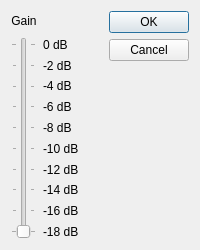
Qt form src/qt/qt_soundgain.ui (86Box/86Box) before a commit.
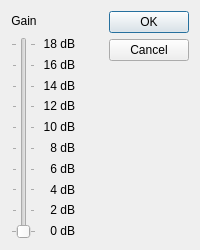
The same form after that commit.

Commit message: Sound gain: Fix the scale label values and their alignment.

The edit to the form file:
```diff
--- a/src/qt/qt_soundgain.ui
+++ b/src/qt/qt_soundgain.ui
@@ -32,13 +32,6 @@
    <string>Sound Gain</string>
   </property>
   <layout class="QGridLayout" name="gridLayout" columnstretch="1,0,0,0">
-   <item row="10" column="1">
-    <widget class="QLabel" name="label_7">
-     <property name="text">
-      <string>-18 dB</string>
-     </property>
-    </widget>
-   </item>
    <item row="0" column="2">
     <spacer name="horizontalSpacer">
      <property name="orientation">
@@ -52,69 +45,6 @@
      </property>
     </spacer>
    </item>
-   <item row="3" column="1">
-    <widget class="QLabel" name="label_9">
-     <property name="text">
-      <string>-4 dB</string>
-     </property>
-    </widget>
-   </item>
-   <item row="5" column="1">
-    <widget class="QLabel" name="label_3">
-     <property name="text">
-      <string>-8 dB</string>
-     </property>
-    </widget>
-   </item>
-   <item row="8" column="1">
-    <widget class="QLabel" name="label_5">
-     <property name="text">
-      <string>-14 dB</string>
-     </property>
-    </widget>
-   </item>
-   <item row="7" column="1">
-    <widget class="QLabel" name="label_4">
-     <property name="text">
-      <string>-12 dB</string>
-     </property>
-    </widget>
-   </item>
-   <item row="2" column="1">
-    <widget class="QLabel" name="label_10">
-     <property name="text">
-      <string>-2 dB</string>
-     </property>
-    </widget>
-   </item>
-   <item row="9" column="1">
-    <widget class="QLabel" name="label_6">
-     <property name="text">
-      <string>-16 dB</string>
-     </property>
-    </widget>
-   </item>
-   <item row="4" column="1">
-    <widget class="QLabel" name="label_8">
-     <property name="text">
-      <string>-6 dB</string>
-     </property>
-    </widget>
-   </item>
-   <item row="6" column="1">
-    <widget class="QLabel" name="label_2">
-     <property name="text">
-      <string>-10 dB</string>
-     </property>
-    </widget>
-   </item>
-   <item row="1" column="1">
-    <widget class="QLabel" name="label_11">
-     <property name="text">
-      <string>0 dB</string>
-     </property>
-    </widget>
-   </item>
    <item row="0" column="0">
     <widget class="QLabel" name="label">
      <property name="sizePolicy">
@@ -131,6 +61,106 @@
      </property>
     </widget>
    </item>
+   <item row="1" column="1">
+    <widget class="QLabel" name="label_11">
+     <property name="text">
+      <string>18 dB</string>
+     </property>
+     <property name="alignment">
+      <set>Qt::AlignRight</set>
+     </property>
+    </widget>
+   </item>
+   <item row="2" column="1">
+    <widget class="QLabel" name="label_10">
+     <property name="text">
+      <string>16 dB</string>
+     </property>
+     <property name="alignment">
+      <set>Qt::AlignRight</set>
+     </property>
+    </widget>
+   </item>
+   <item row="3" column="1">
+    <widget class="QLabel" name="label_9">
+     <property name="text">
+      <string>14 dB</string>
+     </property>
+     <property name="alignment">
+      <set>Qt::AlignRight</set>
+     </property>
+    </widget>
+   </item>
+   <item row="4" column="1">
+    <widget class="QLabel" name="label_8">
+     <property name="text">
+      <string>12 dB</string>
+     </property>
+     <property name="alignment">
+      <set>Qt::AlignRight</set>
+     </property>
+    </widget>
+   </item>
+   <item row="5" column="1">
+    <widget class="QLabel" name="label_3">
+     <property name="text">
+      <string>10 dB</string>
+     </property>
+     <property name="alignment">
+      <set>Qt::AlignRight</set>
+     </property>
+    </widget>
+   </item>
+   <item row="6" column="1">
+    <widget class="QLabel" name="label_2">
+     <property name="text">
+      <string>8 dB</string>
+     </property>
+     <property name="alignment">
+      <set>Qt::AlignRight</set>
+     </property>
+    </widget>
+   </item>
+   <item row="7" column="1">
+    <widget class="QLabel" name="label_4">
+     <property name="text">
+      <string>6 dB</string>
+     </property>
+     <property name="alignment">
+      <set>Qt::AlignRight</set>
+     </property>
+    </widget>
+   </item>
+   <item row="8" column="1">
+    <widget class="QLabel" name="label_5">
+     <property name="text">
+      <string>4 dB</string>
+     </property>
+     <property name="alignment">
+      <set>Qt::AlignRight</set>
+     </property>
+    </widget>
+   </item>
+   <item row="9" column="1">
+    <widget class="QLabel" name="label_6">
+     <property name="text">
+      <string>2 dB</string>
+     </property>
+     <property name="alignment">
+      <set>Qt::AlignRight</set>
+     </property>
+    </widget>
+   </item>
+   <item row="10" column="1">
+    <widget class="QLabel" name="label_7">
+     <property name="text">
+      <string>0 dB</string>
+     </property>
+     <property name="alignment">
+      <set>Qt::AlignRight</set>
+     </property>
+    </widget>
+   </item>
    <item row="1" column="0" rowspan="10" alignment="Qt::AlignHCenter">
     <widget class="QSlider" name="verticalSlider">
      <property name="maximum">
```
